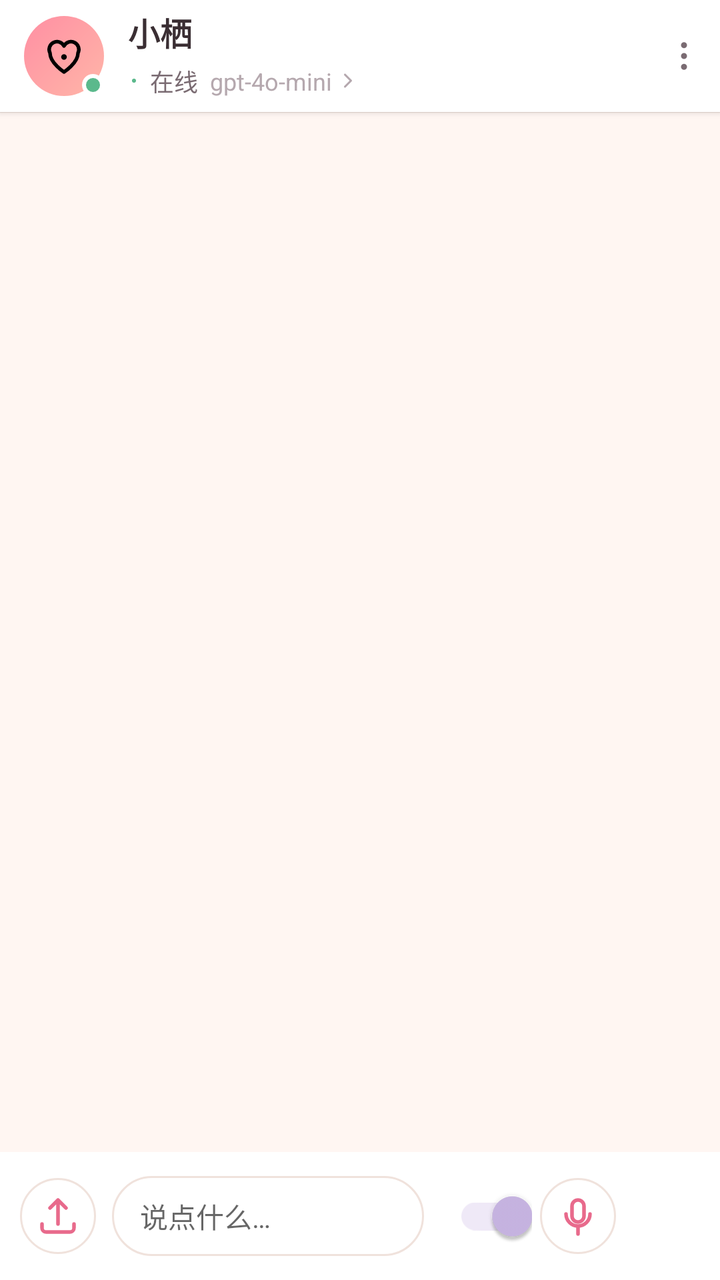
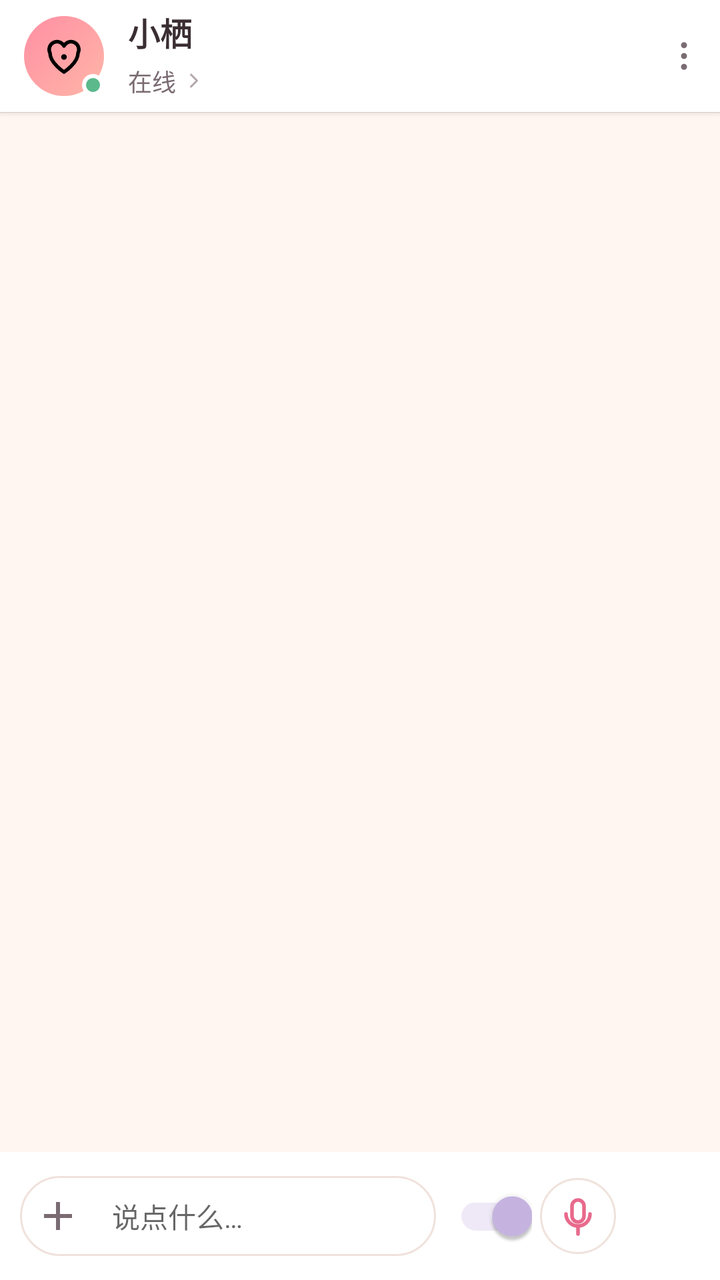

Compare the two renders of this Android layout. The source of the first and the diff that turns it into the second are given below.
<!-- AndroidManifest.xml: application theme Theme.Qi -->
<!-- res/layout/fragment_chat.xml -->
<?xml version="1.0" encoding="utf-8"?>
<LinearLayout xmlns:android="http://schemas.android.com/apk/res/android"
    xmlns:app="http://schemas.android.com/apk/res-auto"
    android:layout_width="match_parent"
    android:layout_height="match_parent"
    android:orientation="vertical"
    android:background="?android:attr/colorBackground">

    
    <LinearLayout
        android:id="@+id/chatHeader"
        android:layout_width="match_parent"
        android:layout_height="56dp"
        android:orientation="horizontal"
        android:gravity="center_vertical"
        android:paddingStart="12dp"
        android:paddingEnd="6dp"
        android:background="?attr/colorSurface"
        android:elevation="2dp"
        android:clickable="true"
        android:focusable="true">

        
        <FrameLayout
            android:layout_width="40dp"
            android:layout_height="40dp">
            <ImageView
                android:id="@+id/chatAva"
                android:layout_width="40dp"
                android:layout_height="40dp"
                android:background="@drawable/grad_xiaoqi"
                android:scaleType="centerInside"
                android:src="@drawable/ic_soul" />
            <View
                android:layout_width="11dp"
                android:layout_height="11dp"
                android:layout_gravity="bottom|end"
                android:background="@drawable/bg_dot_online" />
        </FrameLayout>

        
        <LinearLayout
            android:layout_width="0dp"
            android:layout_height="wrap_content"
            android:layout_weight="1"
            android:orientation="vertical"
            android:paddingStart="12dp">

            <TextView
                android:id="@+id/chatName"
                android:layout_width="wrap_content"
                android:layout_height="wrap_content"
                android:text="@string/soul_xiaoqi"
                android:textStyle="bold"
                android:textSize="16sp"
                android:textColor="?attr/colorOnSurface" />

            
            <LinearLayout
                android:id="@+id/modelPill"
                android:layout_width="wrap_content"
                android:layout_height="wrap_content"
                android:orientation="horizontal"
                android:gravity="center_vertical"
                android:layout_marginTop="2dp"
                android:background="?attr/selectableItemBackground"
                android:paddingTop="2dp"
                android:paddingBottom="2dp"
                android:paddingEnd="6dp">
                <View
                    android:id="@+id/onlineDot"
                    android:layout_width="6dp"
                    android:layout_height="6dp"
                    android:background="@drawable/bg_dot_online" />
                <TextView
                    android:id="@+id/chatStatus"
                    android:layout_width="wrap_content"
                    android:layout_height="wrap_content"
                    android:layout_marginStart="5dp"
                    android:text="@string/online"
                    android:textSize="12sp"
                    android:textColor="@color/ink_soft" />
                <TextView
                    android:id="@+id/modelPillName"
                    android:layout_width="wrap_content"
                    android:layout_height="wrap_content"
                    android:layout_marginStart="6dp"
                    android:text="gpt-4o-mini"
                    android:textSize="12sp"
                    android:textColor="@color/ink_faint" />
                <ImageView
                    android:layout_width="12dp"
                    android:layout_height="12dp"
                    android:layout_marginStart="2dp"
                    android:src="@drawable/ic_chevron_right"
                    app:tint="@color/ink_faint" />
            </LinearLayout>
        </LinearLayout>

        
        <ImageView
            android:id="@+id/chatMenu"
            android:layout_width="24dp"
            android:layout_height="24dp"
            android:layout_marginStart="6dp"
            android:src="@drawable/ic_more"
            app:tint="@color/ink_soft"
            android:background="?attr/selectableItemBackgroundBorderless"
            android:padding="2dp"
            android:contentDescription="菜单" />
    </LinearLayout>

    <View
        android:layout_width="match_parent"
        android:layout_height="1px"
        android:background="@color/line" />

    
    <FrameLayout
        android:layout_width="match_parent"
        android:layout_height="0dp"
        android:layout_weight="1">

        <androidx.recyclerview.widget.RecyclerView
            android:id="@+id/chatRecycler"
            android:layout_width="match_parent"
            android:layout_height="match_parent"
            android:padding="12dp"
            android:clipToPadding="false"
            android:scrollbars="vertical" />
    </FrameLayout>

    
    <TextView
        android:id="@+id/vcStatus"
        android:layout_width="match_parent"
        android:layout_height="wrap_content"
        android:gravity="center"
        android:paddingTop="6dp"
        android:paddingBottom="6dp"
        android:textSize="13sp"
        android:textColor="#FFFFFF"
        android:background="@color/rose"
        android:visibility="gone"
        android:text="聆听中…" />

    
    <LinearLayout
        android:id="@+id/attachPreview"
        android:layout_width="match_parent"
        android:layout_height="wrap_content"
        android:orientation="horizontal"
        android:gravity="center_vertical"
        android:paddingStart="12dp"
        android:paddingEnd="12dp"
        android:paddingBottom="6dp"
        android:visibility="gone">

        <FrameLayout
            android:layout_width="46dp"
            android:layout_height="46dp">
            <ImageView
                android:id="@+id/attachThumb"
                android:layout_width="46dp"
                android:layout_height="46dp"
                android:scaleType="centerCrop"
                android:background="@drawable/bg_input" />
            <ImageView
                android:id="@+id/attachRemove"
                android:layout_width="18dp"
                android:layout_height="18dp"
                android:layout_gravity="top|end"
                android:src="@drawable/ic_close"
                app:tint="#FFFFFF"
                android:background="@color/rose"
                android:padding="3dp"
                android:contentDescription="移除附件" />
        </FrameLayout>

        <TextView
            android:layout_width="wrap_content"
            android:layout_height="wrap_content"
            android:layout_marginStart="10dp"
            android:text="图片已附加，发送时一并发出"
            android:textSize="12sp"
            android:textColor="@color/ink_soft" />
    </LinearLayout>

    
    <LinearLayout
        android:layout_width="match_parent"
        android:layout_height="wrap_content"
        android:orientation="horizontal"
        android:gravity="center_vertical"
        android:paddingStart="10dp"
        android:paddingEnd="10dp"
        android:paddingTop="8dp"
        android:paddingBottom="8dp"
        android:background="?attr/colorSurface">

        <ImageButton
            android:id="@+id/btnAttach"
            android:layout_width="38dp"
            android:layout_height="38dp"
            android:background="@drawable/bg_input"
            android:src="@drawable/ic_upload"
            app:tint="@color/rose"
            android:scaleType="centerInside"
            android:contentDescription="上传" />

        <EditText
            android:id="@+id/inputBox"
            android:layout_width="0dp"
            android:layout_height="40dp"
            android:layout_weight="1"
            android:layout_marginStart="8dp"
            android:layout_marginEnd="6dp"
            android:background="@drawable/bg_input"
            android:paddingStart="14dp"
            android:paddingEnd="14dp"
            android:hint="说点什么…"
            android:textSize="14sp"
            android:textColor="?attr/colorOnSurface" />

        
        <androidx.appcompat.widget.SwitchCompat
            android:id="@+id/autoplaySwitch"
            android:layout_width="wrap_content"
            android:layout_height="wrap_content"
            android:checked="true"
            android:contentDescription="语音回复" />

        <ImageButton
            android:id="@+id/btnVoiceChat"
            android:layout_width="38dp"
            android:layout_height="38dp"
            android:layout_marginStart="4dp"
            android:background="@drawable/bg_input"
            android:src="@drawable/ic_mic"
            app:tint="@color/rose"
            android:scaleType="centerInside"
            android:contentDescription="语音聊天" />

        <ImageButton
            android:id="@+id/btnSend"
            android:layout_width="38dp"
            android:layout_height="38dp"
            android:layout_marginStart="4dp"
            android:backgroundTint="@color/rose"
            android:background="@android:color/transparent"
            android:src="@drawable/ic_send"
            app:tint="#FFFFFF"
            android:scaleType="centerInside"
            android:contentDescription="发送" />
    </LinearLayout>

</LinearLayout>
<!-- resources referenced by this layout -->
<resources>
  <color name="ink_faint">#B5A8AE</color>
  <color name="ink_soft">#7A6B72</color>
  <color name="line">#F0E2DC</color>
  <color name="rose">#E86A8C</color>
  <!-- drawable bg_dot_online (drawable) -->
  <shape xmlns:android="http://schemas.android.com/apk/res/android" android:shape="oval">
      <solid android:color="@color/ok" />
      <stroke android:width="2dp" android:color="#FFFFFF" />
  </shape>
  <!-- drawable bg_input (drawable) -->
  <shape xmlns:android="http://schemas.android.com/apk/res/android" android:shape="rectangle">
      <solid android:color="#FFFFFF" />
      <stroke android:width="1dp" android:color="#F0E2DC" />
      <corners android:radius="22dp" />
  </shape>
  <!-- drawable grad_xiaoqi (drawable) -->
  <shape xmlns:android="http://schemas.android.com/apk/res/android" android:shape="rectangle">
      <gradient android:startColor="#FFB6A8" android:endColor="#FF8FA3" android:angle="135" />
      <corners android:radius="40dp" />
  </shape>
  <!-- drawable ic_chevron_right (drawable) -->
  <vector xmlns:android="http://schemas.android.com/apk/res/android"
      android:width="24dp" android:height="24dp" android:viewportWidth="24" android:viewportHeight="24"
      android:tint="#000000">
      <path android:fillColor="#00000000" android:strokeColor="#000000" android:strokeWidth="2"
          android:strokeLineCap="round" android:strokeLineJoin="round"
          android:pathData="M9 6l6 6-6 6" />
  </vector>
  <!-- drawable ic_close (drawable) -->
  <vector xmlns:android="http://schemas.android.com/apk/res/android"
      android:width="24dp" android:height="24dp" android:viewportWidth="24" android:viewportHeight="24"
      android:tint="#000000">
      <path android:fillColor="#00000000" android:strokeColor="#000000" android:strokeWidth="2"
          android:strokeLineCap="round"
          android:pathData="M6 6l12 12M18 6L6 18" />
  </vector>
  <!-- drawable ic_send (drawable) -->
  <vector xmlns:android="http://schemas.android.com/apk/res/android"
      android:width="24dp" android:height="24dp" android:viewportWidth="24" android:viewportHeight="24"
      android:tint="#000000">
      <path android:fillColor="#000000" android:pathData="M4 11.5l16-7-7 16-2.2-6.8z" />
  </vector>
  <!-- drawable ic_upload (drawable) -->
  <vector xmlns:android="http://schemas.android.com/apk/res/android"
      android:width="24dp" android:height="24dp" android:viewportWidth="24" android:viewportHeight="24"
      android:tint="#000000">
      <path android:fillColor="#00000000" android:strokeColor="#000000" android:strokeWidth="1.8"
          android:strokeLineCap="round" android:strokeLineJoin="round"
          android:pathData="M12 16V4M8 8l4-4 4 4" />
      <path android:fillColor="#00000000" android:strokeColor="#000000" android:strokeWidth="1.8"
          android:strokeLineCap="round" android:strokeLineJoin="round"
          android:pathData="M4 16v2a2 2 0 0 0 2 2h12a2 2 0 0 0 2-2v-2" />
  </vector>
  <string name="online">在线</string>
  <string name="soul_xiaoqi">小栖</string>
  <color name="ok">#5BB98C</color>
  <color name="blush">#FF8FA3</color>
  <color name="lavender">#C9B6E4</color>
  <color name="bg">#FFF6F2</color>
  <color name="card">#FFFFFFFF</color>
  <color name="ink">#3A2E33</color>
  <style name="Widget.Qi.BottomNav" parent="Widget.MaterialComponents.BottomNavigationView">
          <item name="itemIconTint">@color/bnv_tint</item>
          <item name="itemTextColor">@color/bnv_tint</item>
          <item name="android:background">@color/card</item>
      </style>
  <!-- unchanged entries left out for length: 4 -->
</resources>

<!-- the commit's change to res/layout/fragment_chat.xml (unified diff, before → after) -->
@@ -67,31 +67,18 @@
                 android:paddingTop="2dp"
                 android:paddingBottom="2dp"
                 android:paddingEnd="6dp">
-                <View
-                    android:id="@+id/onlineDot"
-                    android:layout_width="6dp"
-                    android:layout_height="6dp"
-                    android:background="@drawable/bg_dot_online" />
                 <TextView
                     android:id="@+id/chatStatus"
                     android:layout_width="wrap_content"
                     android:layout_height="wrap_content"
-                    android:layout_marginStart="5dp"
+                    android:layout_marginStart="0dp"
                     android:text="@string/online"
                     android:textSize="12sp"
                     android:textColor="@color/ink_soft" />
-                <TextView
-                    android:id="@+id/modelPillName"
-                    android:layout_width="wrap_content"
-                    android:layout_height="wrap_content"
-                    android:layout_marginStart="6dp"
-                    android:text="gpt-4o-mini"
-                    android:textSize="12sp"
-                    android:textColor="@color/ink_faint" />
                 <ImageView
                     android:layout_width="12dp"
                     android:layout_height="12dp"
-                    android:layout_marginStart="2dp"
+                    android:layout_marginStart="3dp"
                     android:src="@drawable/ic_chevron_right"
                     app:tint="@color/ink_faint" />
             </LinearLayout>
@@ -198,29 +185,41 @@
         android:paddingBottom="8dp"
         android:background="?attr/colorSurface">
 
-        <ImageButton
-            android:id="@+id/btnAttach"
-            android:layout_width="38dp"
-            android:layout_height="38dp"
-            android:background="@drawable/bg_input"
-            android:src="@drawable/ic_upload"
-            app:tint="@color/rose"
-            android:scaleType="centerInside"
-            android:contentDescription="上传" />
-
-        <EditText
-            android:id="@+id/inputBox"
+        
+        <LinearLayout
             android:layout_width="0dp"
             android:layout_height="40dp"
             android:layout_weight="1"
-            android:layout_marginStart="8dp"
-            android:layout_marginEnd="6dp"
+            android:orientation="horizontal"
+            android:gravity="center_vertical"
             android:background="@drawable/bg_input"
-            android:paddingStart="14dp"
-            android:paddingEnd="14dp"
-            android:hint="说点什么…"
-            android:textSize="14sp"
-            android:textColor="?attr/colorOnSurface" />
+            android:paddingStart="4dp"
+            android:paddingEnd="6dp">
+
+            <ImageButton
+                android:id="@+id/btnAttach"
+                android:layout_width="30dp"
+                android:layout_height="30dp"
+                android:background="@android:color/transparent"
+                android:src="@drawable/ic_add"
+                app:tint="@color/ink_soft"
+                android:scaleType="centerInside"
+                android:contentDescription="上传" />
+
+            <EditText
+                android:id="@+id/inputBox"
+                android:layout_width="0dp"
+                android:layout_height="match_parent"
+                android:layout_weight="1"
+                android:layout_marginStart="4dp"
+                android:background="@android:color/transparent"
+                android:paddingStart="8dp"
+                android:paddingEnd="8dp"
+                android:hint="说点什么…"
+                android:textSize="14sp"
+                android:textColor="?attr/colorOnSurface"
+                android:gravity="center_vertical" />
+        </LinearLayout>
 
         
         <androidx.appcompat.widget.SwitchCompat
<!-- resource entries referenced after the edit -->
@@ -20,6 +20,16 @@
       <gradient android:startColor="#FFB6A8" android:endColor="#FF8FA3" android:angle="135" />
       <corners android:radius="40dp" />
   </shape>
+  <!-- drawable ic_add (drawable) -->
+  <vector xmlns:android="http://schemas.android.com/apk/res/android"
+      android:width="24dp"
+      android:height="24dp"
+      android:viewportWidth="24"
+      android:viewportHeight="24">
+      <path
+          android:fillColor="#000000"
+          android:pathData="M19,13H13V19H11V13H5V11H11V5H13V11H19V13Z" />
+  </vector>
   <!-- drawable ic_chevron_right (drawable) -->
   <vector xmlns:android="http://schemas.android.com/apk/res/android"
       android:width="24dp" android:height="24dp" android:viewportWidth="24" android:viewportHeight="24"
@@ -42,17 +52,6 @@
       android:tint="#000000">
       <path android:fillColor="#000000" android:pathData="M4 11.5l16-7-7 16-2.2-6.8z" />
   </vector>
-  <!-- drawable ic_upload (drawable) -->
-  <vector xmlns:android="http://schemas.android.com/apk/res/android"
-      android:width="24dp" android:height="24dp" android:viewportWidth="24" android:viewportHeight="24"
-      android:tint="#000000">
-      <path android:fillColor="#00000000" android:strokeColor="#000000" android:strokeWidth="1.8"
-          android:strokeLineCap="round" android:strokeLineJoin="round"
-          android:pathData="M12 16V4M8 8l4-4 4 4" />
-      <path android:fillColor="#00000000" android:strokeColor="#000000" android:strokeWidth="1.8"
-          android:strokeLineCap="round" android:strokeLineJoin="round"
-          android:pathData="M4 16v2a2 2 0 0 0 2 2h12a2 2 0 0 0 2-2v-2" />
-  </vector>
   <string name="online">在线</string>
   <string name="soul_xiaoqi">小栖</string>
   <color name="ok">#5BB98C</color>
